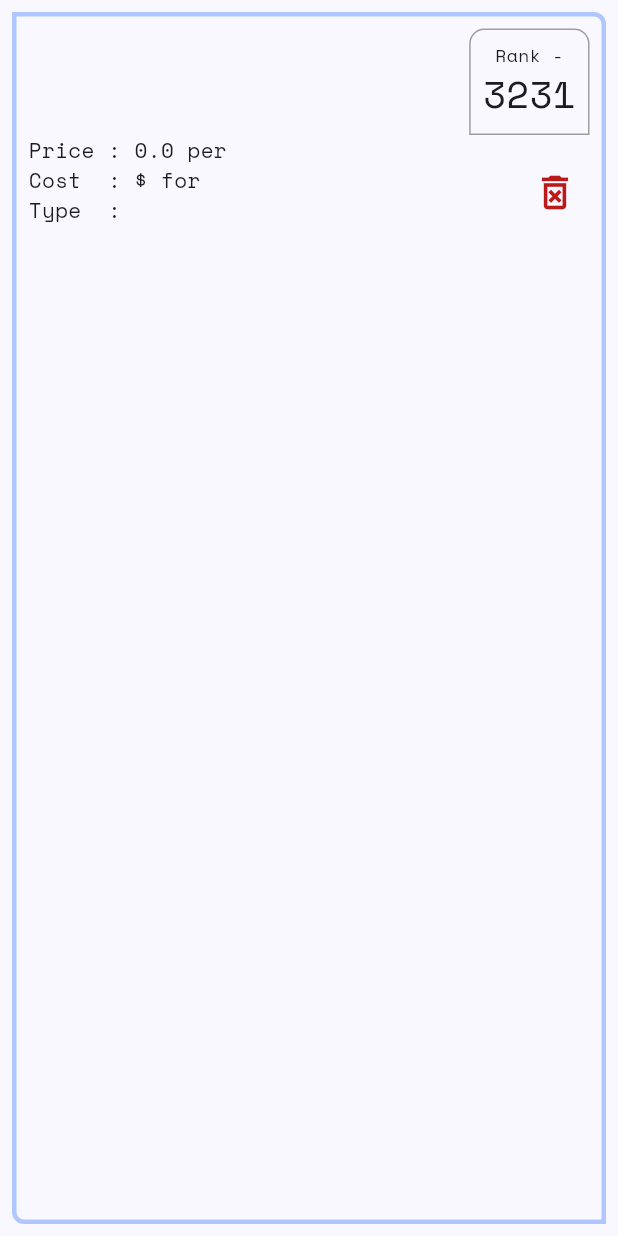
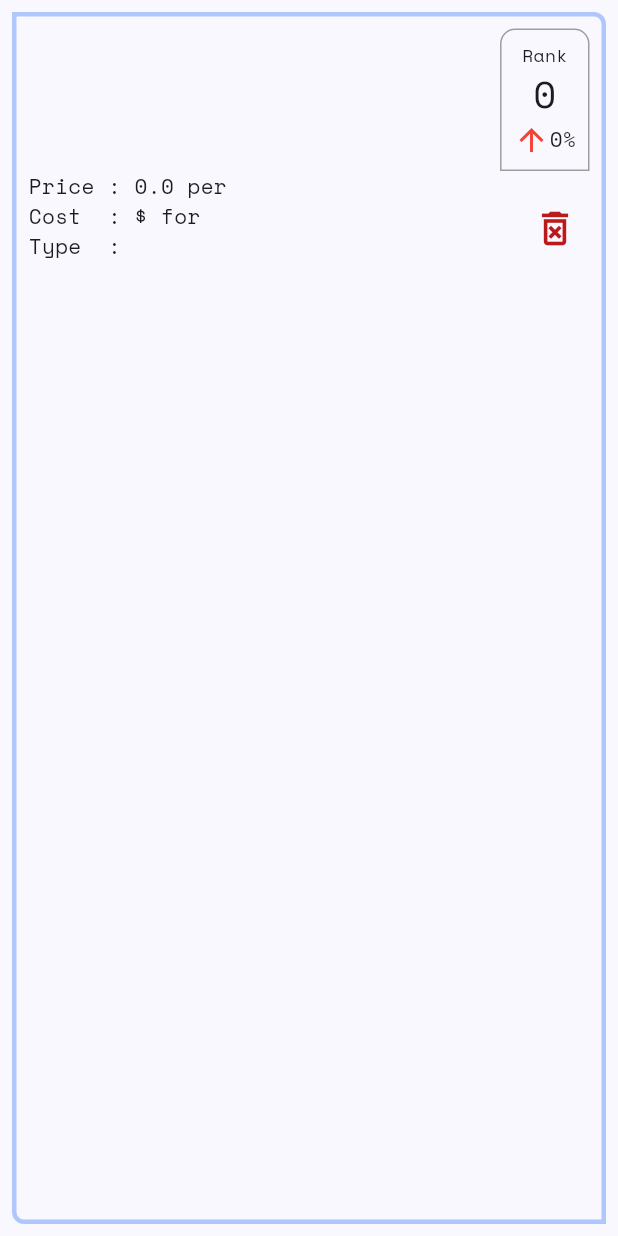
Before and after one commit to sandeep-josyula/veryclear, a Flutter app: the DisplayItem widget shown alone on an empty page, opened directly with empty values, on a phone screen of 412 x 824 dp. Run offline on Flutter 3.47's test engine with Material 3 defaults, Android fonts, the light colour scheme and no system bars; our stand-ins replace google_fonts.

Commit message:
Added percentage difference

```diff
--- a/lib/displayitem.dart
+++ b/lib/displayitem.dart
@@ -1,7 +1,9 @@
 import 'package:flutter/material.dart';
 
 class DisplayItem extends StatelessWidget {
+  final int itemRank;
   final String itemdescription;
+  final int relativeDifference;
   final String itemCost;
   final String itemQuantity;
   final String itemUnit;
@@ -11,6 +13,8 @@ class DisplayItem extends StatelessWidget {
 
   const DisplayItem(
       {super.key,
+      required this.itemRank,
+      required this.relativeDifference,
       required this.itemdescription,
       required this.itemCost,
       required this.itemQuantity,
@@ -58,22 +62,33 @@ class DisplayItem extends StatelessWidget {
                       borderRadius:
                           const BorderRadius.vertical(top: Radius.circular(10)),
                     ),
-                    child: const Padding(
-                      padding: EdgeInsets.all(8.0),
+                    child: Padding(
+                      padding: const EdgeInsets.all(8.0),
                       child: Column(
+                        mainAxisAlignment: MainAxisAlignment.center,
+                        crossAxisAlignment: CrossAxisAlignment.center,
                         children: [
-                          Text(
-                            'Rank -',
+                          const Text(
+                            'Rank',
                             style: TextStyle(
                               fontSize: 12,
                             ),
                           ),
                           Text(
-                            '3231',
-                            style: TextStyle(
+                            '$itemRank',
+                            style: const TextStyle(
                               fontSize: 25,
                             ),
-                          )
+                          ),
+                          Row(
+                            children: [
+                              Icon(
+                                Icons.arrow_upward_outlined,
+                                color: Colors.red,
+                              ),
+                              Text('$relativeDifference%'),
+                            ],
+                          ),
                         ],
                       ),
                     ),
@@ -103,7 +118,7 @@ class DisplayItem extends StatelessWidget {
                       ),
                       Text(
                         'Type  : $itemCategory',
-                      )
+                      ),
                     ],
                   ),
                   IconButton(
```
Also changed, not shown: lib/main.dart (+18 -4 lines), 1 other file.
